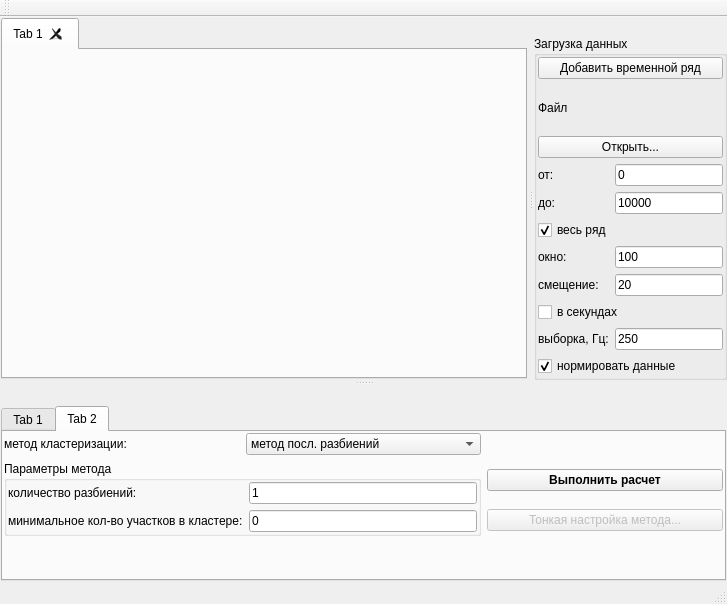
Above: src/mainwindow.ui from zOrg1331/qznonstat before the change. Below: the same form after it.
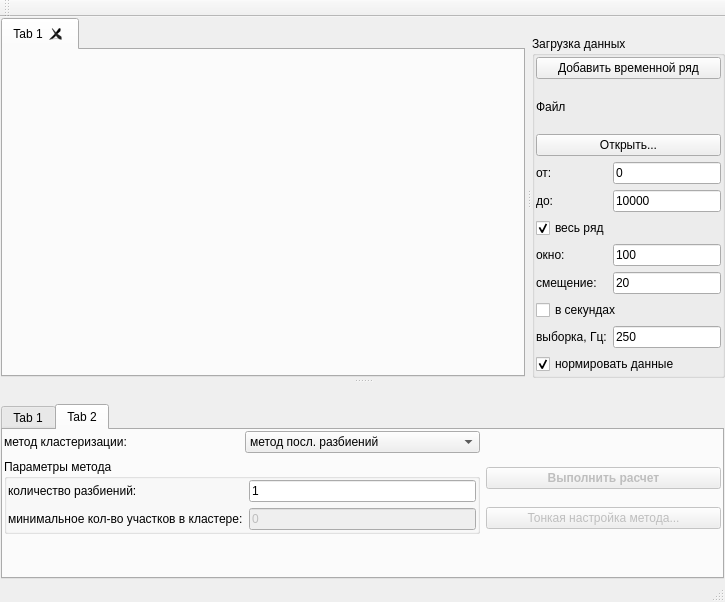
That is the form after the change. The open tabs and pages were chosen to show the change.

What changed in the file:
```diff
--- a/src/mainwindow.ui
+++ b/src/mainwindow.ui
@@ -6,8 +6,8 @@
    <rect>
     <x>0</x>
     <y>0</y>
-    <width>727</width>
-    <height>604</height>
+    <width>725</width>
+    <height>602</height>
    </rect>
   </property>
   <property name="windowTitle">
@@ -388,6 +388,9 @@
               </item>
               <item row="1" column="1">
                <widget class="QLineEdit" name="clusterParam2Edit">
+                <property name="enabled">
+                 <bool>false</bool>
+                </property>
                 <property name="text">
                  <string>0</string>
                 </property>
@@ -398,6 +401,9 @@
            </item>
            <item row="1" column="2">
             <widget class="QPushButton" name="doClusterButton">
+             <property name="enabled">
+              <bool>false</bool>
+             </property>
              <property name="font">
               <font>
                <weight>75</weight>
```
Left out of the diff: 4 changed lines with no effect on the pictures.
